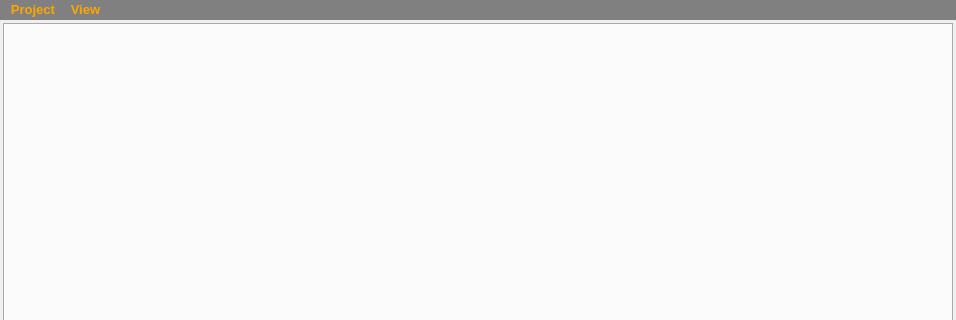
This is main_window.ui in lbordowitz/AssistiveDiagramChaser as Qt 5 draws it before an edit; both pictures show x 0 to 956 and y 0 to 320 of the 956 by 687 pixel window. The edited form follows.
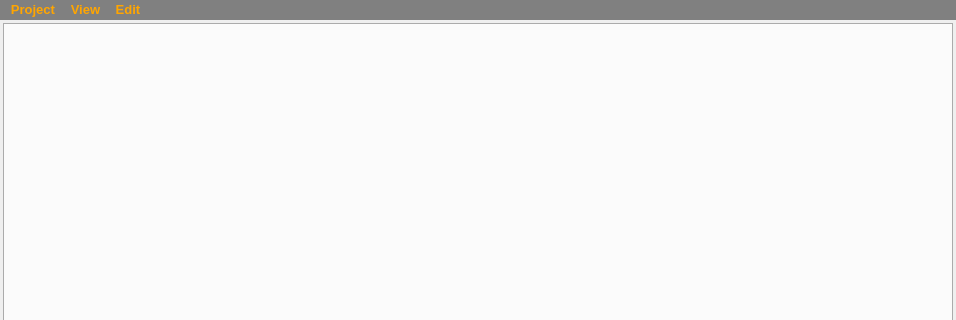
This is the edited form. Icons and pictures are not drawn.

```diff
--- a/main_window.ui
+++ b/main_window.ui
@@ -62,8 +62,18 @@
      <string>View</string>
     </property>
    </widget>
+   <widget class="QMenu" name="menuEdit">
+    <property name="title">
+     <string>Edit</string>
+    </property>
+    <addaction name="actionDelete"/>
+    <addaction name="separator"/>
+    <addaction name="actionCopy"/>
+    <addaction name="actionPaste"/>
+   </widget>
    <addaction name="menuProject"/>
    <addaction name="menuView"/>
+   <addaction name="menuEdit"/>
   </widget>
   <widget class="QStatusBar" name="statusbar"/>
  </widget>
```
Left out of the diff: 30 changed lines with no effect on the pictures.
